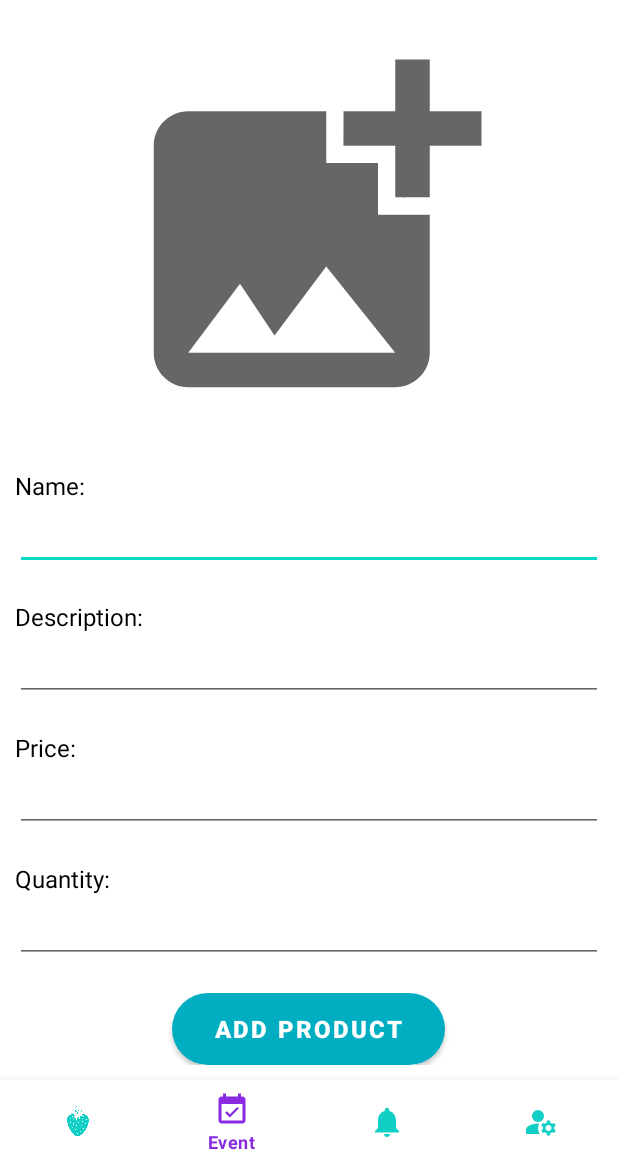
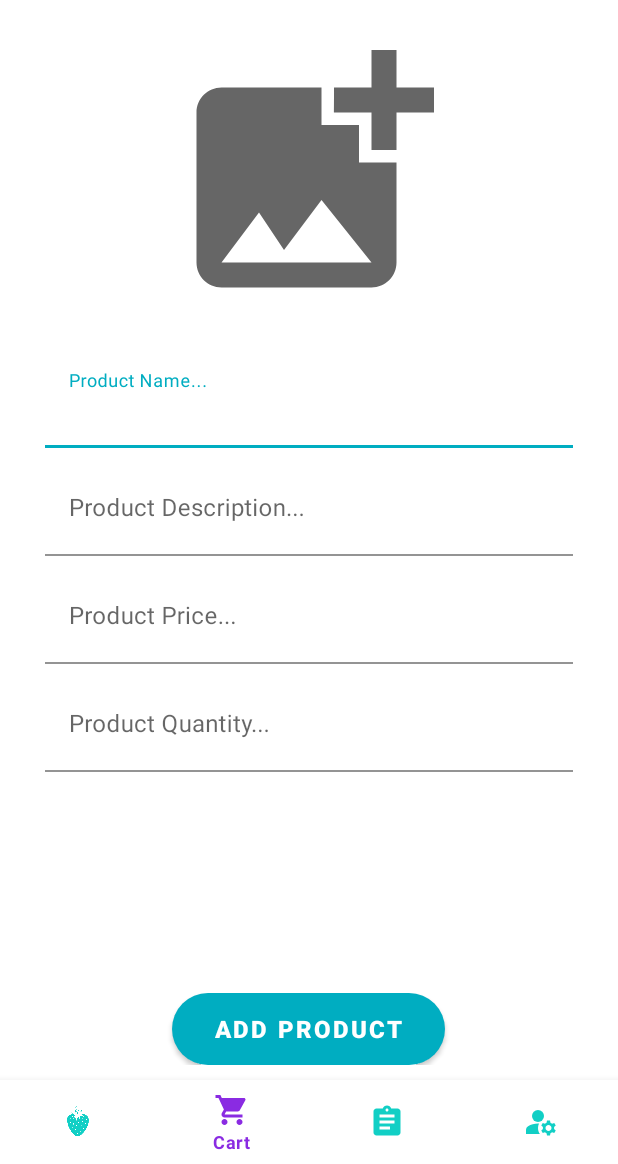
Before and after one commit to LeNguyenGiaBao/Strarry, an Android app: the ProductManage screen opened directly, with no data from a screen before it, on a phone screen of 412 x 824 dp, the part 72-1236 px from its top. Run offline under Robolectric (Android 15) with nearby library versions, the light colour scheme and no system bars.

Commit message:
change UI and get list product which want to purchase

```diff
--- /dev/null
+++ b/app/src/main/res/drawable/ic_baseline_assignment_24.xml
@@ -0,0 +1,11 @@
+<vector xmlns:android="http://schemas.android.com/apk/res/android"
+    android:width="24dp"
+    android:height="24dp"
+    android:viewportWidth="24"
+    android:viewportHeight="24"
+    android:tint="?attr/colorControlNormal"
+    android:autoMirrored="true">
+  <path
+      android:fillColor="@android:color/white"
+      android:pathData="M19,3h-4.18C14.4,1.84 13.3,1 12,1c-1.3,0 -2.4,0.84 -2.82,2L5,3c-1.1,0 -2,0.9 -2,2v14c0,1.1 0.9,2 2,2h14c1.1,0 2,-0.9 2,-2L21,5c0,-1.1 -0.9,-2 -2,-2zM12,3c0.55,0 1,0.45 1,1s-0.45,1 -1,1 -1,-0.45 -1,-1 0.45,-1 1,-1zM14,17L7,17v-2h7v2zM17,13L7,13v-2h10v2zM17,9L7,9L7,7h10v2z"/>
+</vector>
--- a/app/src/main/res/layout/activity_product_manage.xml
+++ b/app/src/main/res/layout/activity_product_manage.xml
@@ -21,110 +21,97 @@
         android:layout_margin="@dimen/padding"
         android:id="@+id/imgView"
         android:layout_width="match_parent"
-        android:layout_height="0dp"
+        android:layout_height="200dp"
+        android:cropToPadding="false"
         app:layout_constraintTop_toBottomOf="@+id/txt_product"
-        app:layout_constraintBottom_toTopOf="@id/linear_name"
+        app:layout_constraintBottom_toTopOf="@id/scrollView"
         android:src="@drawable/ic_baseline_add_photo_alternate_24"/>
 
+    <ScrollView
+        android:id="@+id/scrollView"
+        android:layout_width="match_parent"
+        android:layout_height="0dp"
+        app:layout_constraintBottom_toTopOf="@+id/add_edit_remove"
+        app:layout_constraintTop_toBottomOf="@id/imgView"
+        tools:layout_editor_absoluteX="16dp">
+
+
         <LinearLayout
-        android:id="@+id/linear_name"
             android:layout_width="match_parent"
             android:layout_height="wrap_content"
-        android:padding="@dimen/padding"
-        android:orientation="vertical"
-        app:layout_constraintBottom_toTopOf="@+id/linear_description">
+            android:orientation="vertical">
 
-        <TextView
-            android:layout_width="wrap_content"
-            android:layout_height="wrap_content"
-            android:paddingRight="5dp"
-            app:layout_constraintLeft_toLeftOf="parent"
-            android:text="Name:"
-            android:textSize="16dp"
-            android:textColor="@color/black" />
+            <com.google.android.material.textfield.TextInputLayout
+                style="@style/parent"
+                android:layout_marginTop="@dimen/add_product"
+                android:backgroundTint="@color/white">
                 <EditText
                     android:id="@+id/name_product"
                     android:layout_width="match_parent"
                     android:layout_height="wrap_content"
-            android:paddingLeft="5dp"
-            android:paddingRight="5dp"/>
+                    android:layout_marginLeft="30dp"
+                    android:layout_marginRight="30dp"
+                    android:hint="Product Name..."
+                    android:inputType="text"
+                    android:maxLines="3"
+                    android:padding="20dp"
+                    style="@style/modifiedEditText"/>
+            </com.google.android.material.textfield.TextInputLayout>
 
-    </LinearLayout>
 
-    <LinearLayout
-        android:id="@+id/linear_description"
-        android:layout_width="match_parent"
-        android:layout_height="wrap_content"
-        android:padding="@dimen/padding"
-        android:orientation="vertical"
-        app:layout_constraintBottom_toTopOf="@+id/linear_price">
-
-        <TextView
-            android:layout_width="wrap_content"
-            android:layout_height="wrap_content"
-            android:paddingRight="5dp"
-            android:text="Description:"
-            android:textSize="16dp"
-            android:textColor="@color/black" />
+            <com.google.android.material.textfield.TextInputLayout
+                style="@style/parent"
+                android:layout_marginTop="@dimen/add_product">
             <EditText
                 android:id="@+id/description_product"
                 android:layout_width="match_parent"
                 android:layout_height="wrap_content"
-            android:paddingLeft="5dp"
-            android:paddingRight="5dp"/>
+                android:layout_marginLeft="30dp"
+                android:layout_marginRight="30dp"
+                android:hint="Product Description..."
+                android:inputType="text"
+                android:maxLines="3"
+                android:padding="20dp"
+                style="@style/modifiedEditText"/>
+            </com.google.android.material.textfield.TextInputLayout>
 
-    </LinearLayout>
 
-    <LinearLayout
-        android:id="@+id/linear_price"
-        android:layout_width="match_parent"
-        android:layout_height="wrap_content"
-        android:padding="@dimen/padding"
-        android:orientation="vertical"
-        app:layout_constraintBottom_toTopOf="@id/linear_quantity">
-
-        <TextView
-            android:layout_width="wrap_content"
-            android:layout_height="wrap_content"
-            android:paddingRight="5dp"
-            android:text="Price:"
-            android:textSize="16dp"
-            android:textColor="@color/black" />
+            <com.google.android.material.textfield.TextInputLayout
+                style="@style/parent"
+                android:layout_marginTop="@dimen/add_product">
             <EditText
                 android:id="@+id/price_product"
                 android:layout_width="match_parent"
                 android:layout_height="wrap_content"
-            android:paddingLeft="5dp"
-            android:paddingRight="5dp"
-            android:inputType="number"/>
+                android:layout_marginLeft="30dp"
+                android:layout_marginRight="30dp"
+                android:hint="Product Price..."
+                android:inputType="number"
+                android:maxLines="3"
+                android:padding="20dp"
+                style="@style/modifiedEditText"/>
+            </com.google.android.material.textfield.TextInputLayout>
 
-    </LinearLayout>
 
-    <LinearLayout
-        android:id="@+id/linear_quantity"
-        android:layout_width="match_parent"
-        android:layout_height="wrap_content"
-        android:padding="@dimen/padding"
-        android:orientation="vertical"
-        app:layout_constraintBottom_toTopOf="@id/add_edit_remove"
-        >
-
-        <TextView
-            android:layout_width="wrap_content"
-            android:layout_height="wrap_content"
-            android:paddingRight="5dp"
-            android:text="Quantity:"
-            android:textSize="16dp"
-            android:textColor="@color/black" />
+            <com.google.android.material.textfield.TextInputLayout
+                style="@style/parent"
+                android:layout_marginTop="@dimen/add_product">
             <EditText
                 android:id="@+id/quantity_product"
                 android:layout_width="match_parent"
                 android:layout_height="wrap_content"
-            android:paddingLeft="5dp"
-            android:paddingRight="5dp"
-            android:inputType="number"/>
+                android:layout_marginLeft="30dp"
+                android:layout_marginRight="30dp"
+                android:hint="Product Quantity..."
+                android:inputType="number"
+                android:maxLines="3"
+                android:padding="20dp"
+                style="@style/modifiedEditText"/>
+            </com.google.android.material.textfield.TextInputLayout>
+
 
         </LinearLayout>
+    </ScrollView>
 
     <LinearLayout
         android:id="@+id/add_edit_remove"
--- a/app/src/main/res/menu/navigation.xml
+++ b/app/src/main/res/menu/navigation.xml
@@ -8,13 +8,13 @@
 
     <item
         android:id="@+id/navigation_event"
-        android:icon="@drawable/ic_baseline_event_available_24"
-        android:title="Event" />
+        android:icon="@drawable/ic_baseline_shopping_cart_24"
+        android:title="Cart" />
 
     <item
         android:id="@+id/navigation_notification"
-        android:icon="@drawable/ic_baseline_notifications_24"
-        android:title="Notification" />
+        android:icon="@drawable/ic_baseline_assignment_24"
+        android:title="Bill" />
 
     <item
         android:id="@+id/navigation_profile"
--- a/app/src/main/res/values/dimen.xml
+++ b/app/src/main/res/values/dimen.xml
@@ -7,7 +7,7 @@
     <dimen name="paddingRight">10dp</dimen>
 
     <dimen name="headerTextSize">25sp</dimen>
-    <dimen name="newsMoreTextSize">12sp</dimen>
+    <dimen name="newsMoreTextSize">16sp</dimen>
     <dimen name="loginViewsMargin">20dp</dimen>
 
     <dimen name="text_size_xsmall">8dp</dimen>
@@ -21,4 +21,5 @@
     <dimen name="margin_medium">8dp</dimen>
     <dimen name="appbar_padding_top">8dp</dimen>
     <dimen name="activity_horizontal_margin">16dp</dimen>
+    <dimen name="add_product">10dp</dimen>
 </resources>
```
Also changed, not shown: app/src/main/java/hcmute/edu/vn/mssv18110251/Adapter/CartAdapter.java (+33 -4 lines), app/src/main/java/hcmute/edu/vn/mssv18110251/CartActivity.java (+12 -16 lines), app/src/main/res/drawable/buttons.xml (added, +11 -0 lines), app/src/main/res/drawable/ic_baseline_arrow_back_24.xml (added, +11 -0 lines), app/src/main/res/drawable/ic_baseline_search_24.xml (added, +10 -0 lines), app/src/main/res/drawable/input_design.xml (added, +10 -0 lines), app/src/main/res/layout/activity_cart.xml (+67 -32 lines), app/src/main/res/layout/activity_main.xml (+18 -37 lines), app/src/main/res/layout/activity_profile.xml (+54 -75 lines), app/src/main/res/layout/item_view_cart.xml (+43 -15 lines), app/src/main/res/values/themes.xml (+4 -4 lines). Lines whose indentation alone changed are shown as unchanged.
